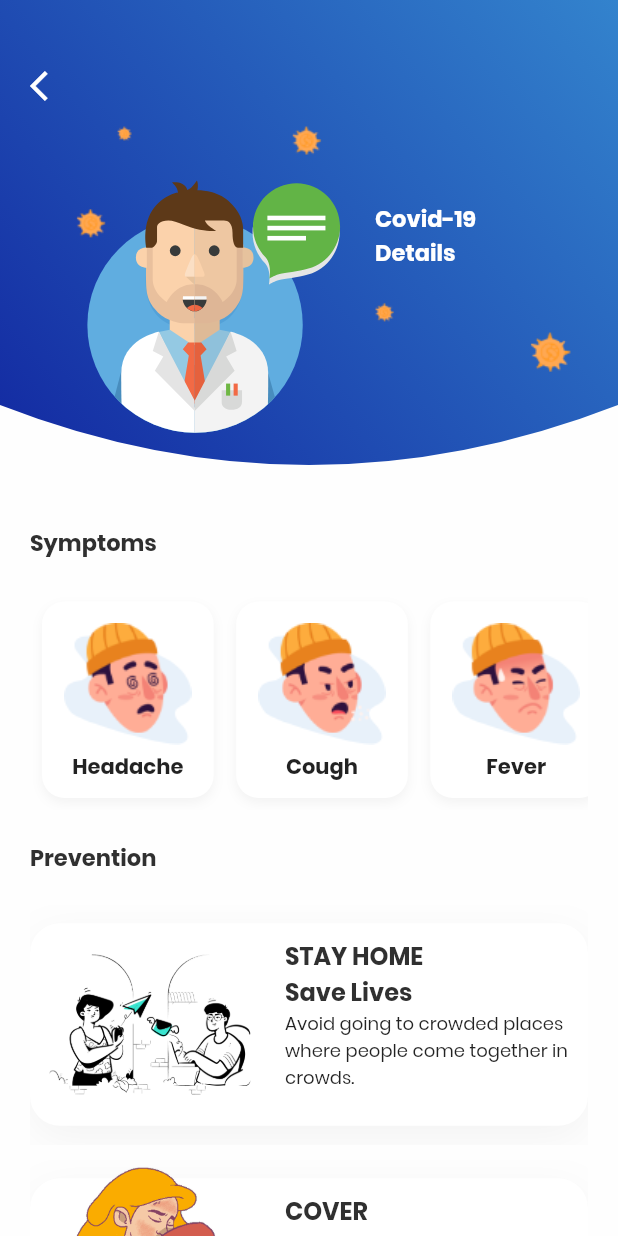
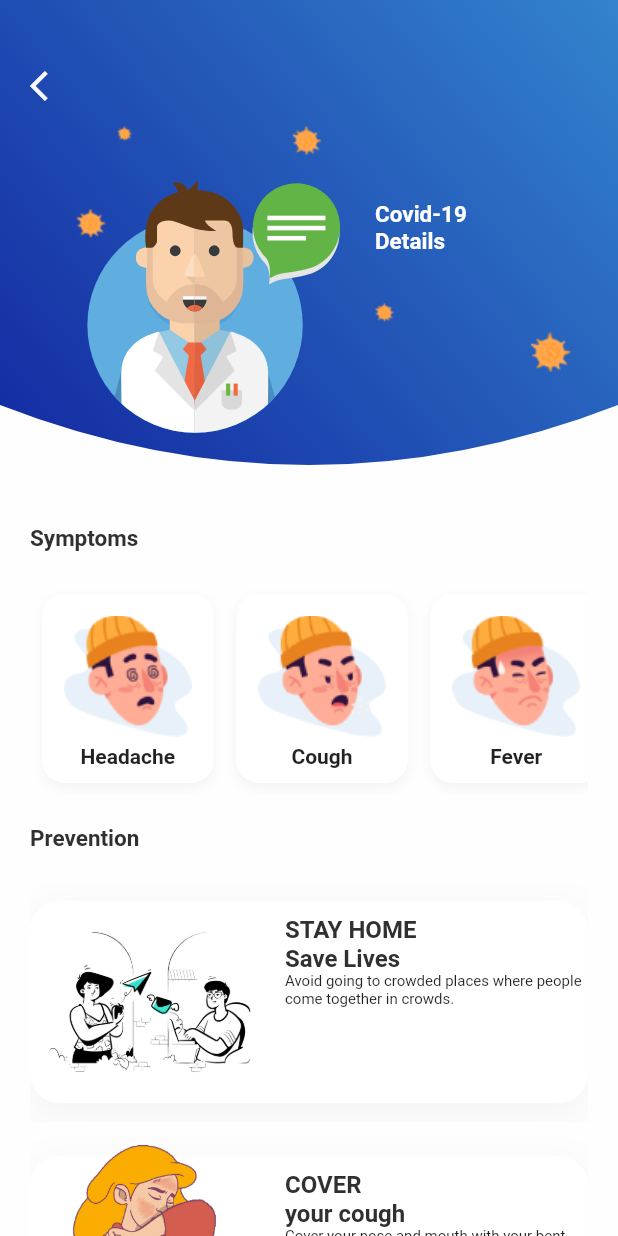
Before and after one commit to sam666-deb/Covie_19, a Flutter app: the InfoScreen screen opened directly, on a phone screen of 412 x 824 dp. Run offline on Flutter 3.47's test engine with Material 2 defaults, Android fonts, the phone set to English and light mode, and no system bars; our stand-ins replace flutter_svg; network calls fail; Roboto replaces fonts that are missing (Quickand).

Commit message:
Little changes with fonts and small chnages

```diff
--- a/lib/info_screen.dart
+++ b/lib/info_screen.dart
@@ -33,6 +33,7 @@ class _InfoScreenState extends State<InfoScreen> {
   Widget build(BuildContext context) {
     return Scaffold(
       body: SingleChildScrollView(
+        physics: BouncingScrollPhysics(parent: AlwaysScrollableScrollPhysics()),
         controller: controller,
         child: Column(
           crossAxisAlignment: CrossAxisAlignment.start,
@@ -190,7 +191,7 @@ class PreventCard extends StatelessWidget {
                         maxLines: 4,
                         overflow: TextOverflow.ellipsis,
                         style: TextStyle(
-                          fontSize: 12,
+                          fontSize: 10,
                         ),
                       ),
                     ),
--- a/lib/widgets/my_header.dart
+++ b/lib/widgets/my_header.dart
@@ -2,7 +2,6 @@ import 'package:covid_19/const.dart';
 import 'package:covid_19/info_screen.dart';
 import 'package:flutter/material.dart';
 import 'package:flutter_svg/flutter_svg.dart';
-
 
 class MyHeader extends StatefulWidget {
   final String image;
@@ -115,9 +114,10 @@ class _MyHeaderState extends State<MyHeader> {
                       children: <Widget>[
                         Positioned(
                           top: (widget.offset < 0) ? 0 : widget.offset,
+                          left: 20,
                           child: SvgPicture.asset(
                             widget.image,
-                            width: 230,
+                            width: 200,
                             fit: BoxFit.fitWidth,
                             alignment: Alignment.topCenter,
                           ),
@@ -125,7 +125,7 @@ class _MyHeaderState extends State<MyHeader> {
                         SizedBox(width: 20),
                         Positioned(
                           top: 15 - widget.offset / 2,
-                          left: 240,
+                          left: 230,
                           child: Padding(
                             padding: const EdgeInsets.only(top: 20.0),
                             child: Text(
```
Also changed, not shown: lib/main.dart (+6 -2 lines), lib/widgets/counter.dart (+5 -3 lines), pubspec.yaml (+4 -4 lines), assets/fonts/Poppins/Poppins-Bold.ttf (deleted), assets/fonts/Poppins/Poppins-Medium.ttf (deleted), assets/fonts/Poppins/Poppins-Regular.ttf (deleted), assets/fonts/Quicksand/Quicksand-Bold.ttf (added), assets/fonts/Quicksand/Quicksand-Medium.ttf (added), assets/fonts/Quicksand/Quicksand-Regular.ttf (added), assets/icons/stayhome2.svg (added), assets/images/stay-home.png (added).
